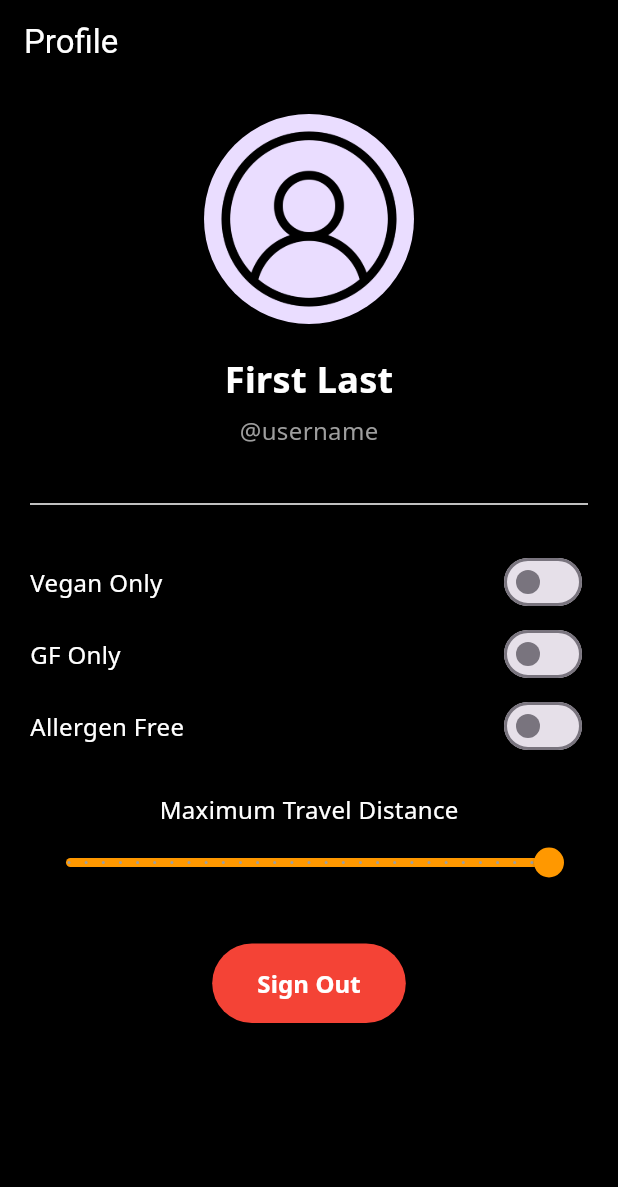
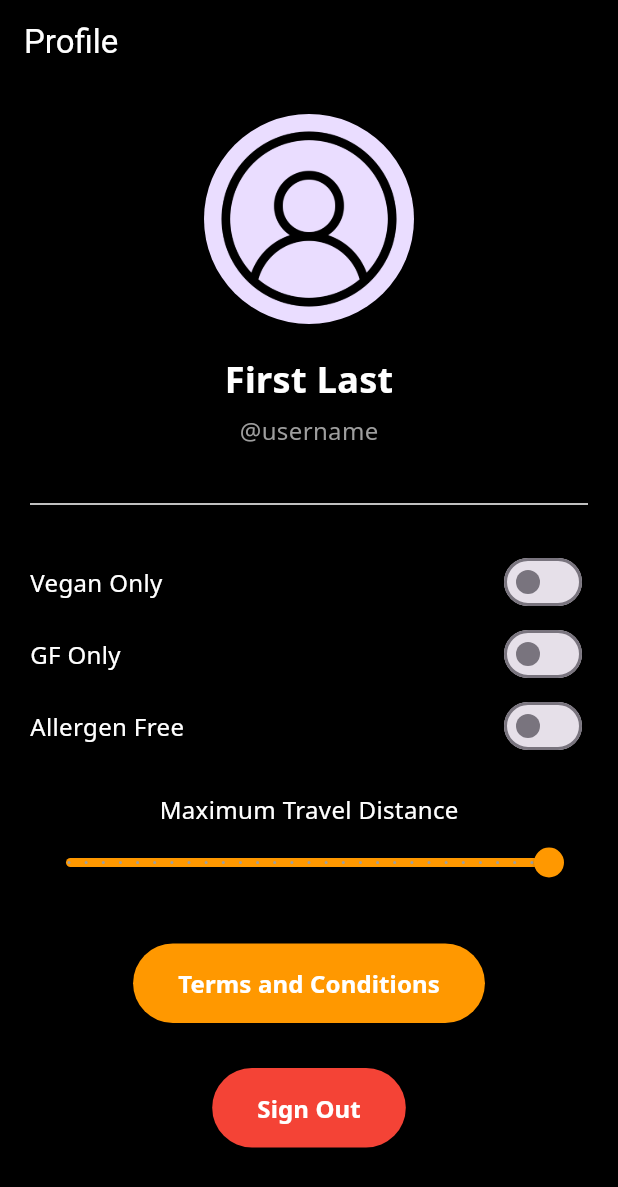
Before and after one commit to HoldenV/flavr, a Flutter app: the ProfileScreen screen opened directly, on a phone screen of 412 x 824 dp. Shown: the top 1187 px of the screen. Run offline on Flutter 3.47's test engine with Material 3 defaults, Android fonts, the phone set to English and light mode, and no system bars; our stand-ins replace cloud_firestore, firebase_auth, firebase_core, flutter_card_swiper, flutter_secure_storage, geolocator and 2 more; accounts and stored records are empty; Roboto replaces fonts that are missing (Oi).

Commit message:
terms and conditions

```diff
--- a/lib/screens/profile.dart
+++ b/lib/screens/profile.dart
@@ -146,7 +146,57 @@ class _ProfileScreenState extends State<ProfileScreen> {
               inactiveColor: Colors.grey,
             ),
             const SizedBox(height: 30),
-            Center(
+
+            Center( //additional button for terms and conditons
+              child: ElevatedButton(
+                onPressed: () {
+                  showDialog(
+                    context: context,
+                      builder: (context) {
+                        return AlertDialog(
+                          backgroundColor: Colors.red,
+                          title: const Text(
+                            'Terms and Conditions',
+                            style: TextStyle(color: Colors.white),
+                          ),
+                          content: const SingleChildScrollView(
+                            child: Text(
+                              'By using this app, you agree to our terms and conditions', //filler text
+                              style: TextStyle(color: Colors.white70),
+                            ),
+                          ),
+                          actions: [
+                            TextButton(
+                              onPressed: () {
+                                Navigator.of(context).pop();
+                              },
+                              child: const Text(
+                                'Close',
+                                style: TextStyle(color: Colors.orange),
+                              ),
+                            ),
+                          ],
+                        );
+                      },
+                    );
+                  },
+                  style: ElevatedButton.styleFrom(
+                    backgroundColor: Colors.orange,
+                    padding: const EdgeInsets.symmetric(horizontal: 30, vertical: 15),
+                  ),
+                  child: const Text(
+                    'Terms and Conditions',
+                    style: TextStyle(
+                      color: Colors.white,
+                      fontSize: 16,
+                      fontWeight: FontWeight.bold),
+                ),
+              ),
+            ),
+
+            const SizedBox(height: 30),
+
+            Center( //sign out button
               child: ElevatedButton(
                 onPressed: () {
                   final authState =
--- a/pubspec.yaml
+++ b/pubspec.yaml
@@ -78,7 +78,7 @@ flutter:
     - lib/assets/
     - lib/assets/dish_images/
     - lib/data/
-    - lib/assets/secret.json
+    - lib/assets/secret.json/
     - lib/assets/flavr-pizza-transparent.png
 
   # An image asset can refer to one or more resolution-specific "variants", see
```
